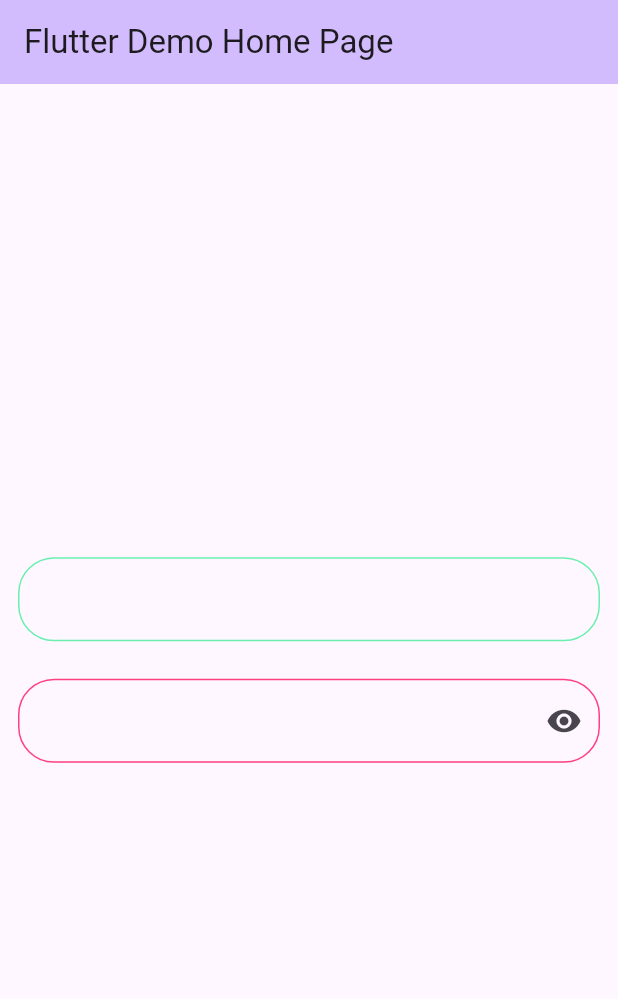
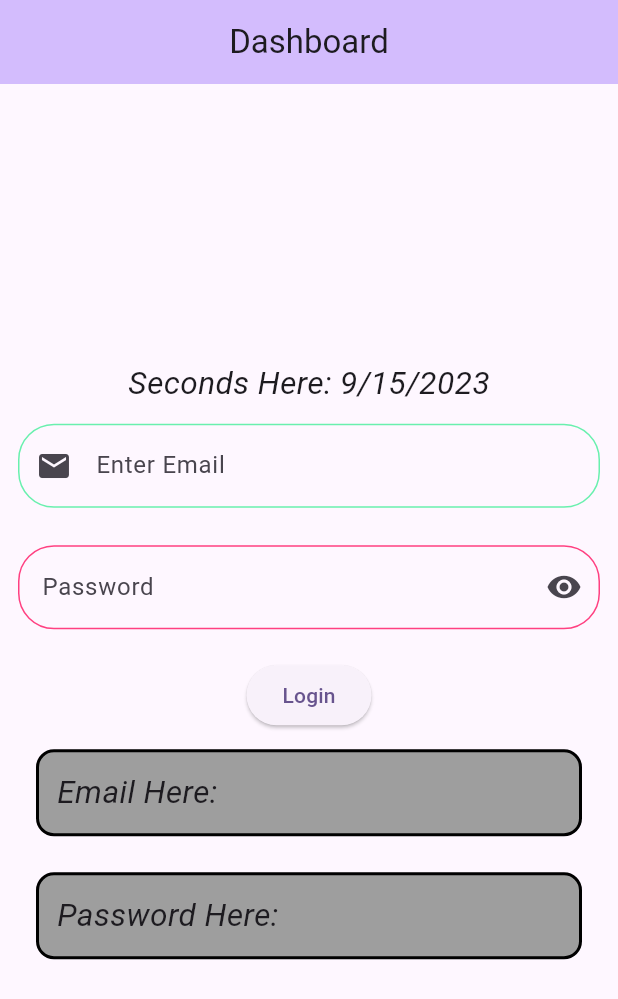
Before and after one commit to MohammadWaqarYounas/text_input_widgets_practice, a Flutter app: the screen it shows after launch, on a phone screen of 412 x 824 dp. Shown: the top 999 px of the screen. Run offline on Flutter 3.47's test engine with Material 2 defaults, Android fonts, the phone set to English and light mode, and no system bars.

Commit message:
added date and input option.

```diff
--- a/lib/main.dart
+++ b/lib/main.dart
@@ -1,5 +1,6 @@
 import 'package:flutter/gestures.dart';
 import 'package:flutter/material.dart';
+import 'package:intl/intl.dart';
 
 void main() {
   runApp(const MyApp());
@@ -13,11 +14,12 @@ class MyApp extends StatelessWidget {
   Widget build(BuildContext context) {
     return MaterialApp(
       title: 'Flutter Demo',
+      debugShowCheckedModeBanner: false,
       theme: ThemeData(
         colorScheme: ColorScheme.fromSeed(seedColor: Colors.deepPurple),
         useMaterial3: true,
       ),
-      home: const MyHomePage(title: 'Flutter Demo Home Page'),
+      home: const MyHomePage(title: 'Dashboard'),
     );
   }
 }
@@ -34,22 +36,42 @@ class MyHomePage extends StatefulWidget {
 class _MyHomePageState extends State<MyHomePage> {
   @override
   Widget build(BuildContext context) {
+
+    var emailText=TextEditingController();
+    var passText=TextEditingController();
+    var text1="";
+    var text2="";
+    var time=DateTime.now();
+
     return Scaffold(
       appBar: AppBar(
         backgroundColor: Theme.of(context).colorScheme.inversePrimary,
         title: Text(widget.title),
+        centerTitle: true,
       ),
       body: Center(
         child: Padding(
           padding: const EdgeInsets.all(12.0),
           child: Container(
-            width: double.maxFinite,
+            width: double.maxFinite,height: double.maxFinite,
+            child: Center(
+              child: SingleChildScrollView(
+                scrollDirection: Axis.vertical,
                 child: Column(
                   mainAxisAlignment: MainAxisAlignment.center,
                   children: [
+
+                    Container(
+                        margin: EdgeInsets.all(12),
+                        child: Text("Seconds Here: ${DateFormat("yMd").format(time)}", style: TextStyle(fontStyle: FontStyle.italic,fontSize: 21),)),
+
                     TextField(
                       enabled: true,
+                      controller: emailText,
+                      keyboardType: TextInputType.emailAddress,
                       decoration: InputDecoration(
+                        hintText: "Enter Email",
+                        prefixIcon: Icon(Icons.email),
                         focusedBorder: OutlineInputBorder(
                           borderRadius: BorderRadius.circular(24),
                           borderSide: BorderSide(
@@ -70,14 +92,19 @@ class _MyHomePageState extends State<MyHomePage> {
                         ),
                       ),
                     ),
-                Container(
+
+                    SizedBox(
                       width: double.infinity,
                       height: 25,
                     ),
+
                     TextField(
-
+                      controller: passText,
+                      obscureText: true,
+                      obscuringCharacter: "*",
                       decoration: InputDecoration(
-                    suffixText: "Hello",
+                        hintText: "Password",
+                        // suffixText: "Hello",
                          suffixIcon: IconButton(
                              icon: Icon(Icons.remove_red_eye),
                            onPressed: () {
@@ -89,11 +116,62 @@ class _MyHomePageState extends State<MyHomePage> {
                         ),
                         focusedBorder : OutlineInputBorder(
                           borderRadius: BorderRadius.circular(24),
-                      borderSide: BorderSide(color: Colors.deepOrangeAccent),
+                          borderSide: BorderSide(color: Colors.orange),
                         ),
                       ),
+                    ),
+
+                    Container(
+                      margin: EdgeInsets.only(top: 20),
+                      child: ElevatedButton(onPressed: (){
+
+                        print("Email here: ${emailText.text}   Password: ${passText.text}");
+                        text1=emailText.text;
+                        text2=passText.text;
+                        print("Text 1 : ${text1}   Text 2 : ${text2}");
+                        emailText.text="";
+                        passText.text="";
+
+                        setState(() {
+
+                        });
+
+                      }, child: Text("Login")),
+                    ),
+
+                    Container(
+                      width: double.infinity,
+                        margin: EdgeInsets.all(12),
+                        child: Padding(
+                          padding: const EdgeInsets.all(12.0),
+                          child: Text("Email Here: ${text1}", style: TextStyle(fontStyle: FontStyle.italic,fontSize: 21),),
+                        ),
+                        decoration: BoxDecoration(
+                          color: Colors.grey,
+                          borderRadius: BorderRadius.all(Radius.circular(12)),
+                          border: Border.all(
+                            color: Colors.black,
+                            width: 2,
                           )
+                        ),
+                    ),
+
+                    Container(
+                      width: double.infinity,
+                        margin: EdgeInsets.all(12),
+                        child: Padding(
+                          padding: const EdgeInsets.all(12.0),
+                          child: Text("Password Here: ${text2}", style: TextStyle(fontStyle: FontStyle.italic,fontSize: 21),),
+                        ),
+                      decoration: BoxDecoration(
+                        color: Colors.grey,
+                        border: Border.all(color: Colors.black,width: 2),
+                        borderRadius: BorderRadius.all(Radius.circular(12))
+                      ),
+                    ),
                   ],
+                ),
+              ),
             ),
           ),
         ),
--- a/pubspec.yaml
+++ b/pubspec.yaml
@@ -31,7 +31,6 @@ dependencies:
   flutter:
     sdk: flutter
 
-
   # The following adds the Cupertino Icons font to your application.
   # Use with the CupertinoIcons class for iOS style icons.
   cupertino_icons: ^1.0.2
@@ -46,6 +45,7 @@ dev_dependencies:
   # package. See that file for information about deactivating specific lint
   # rules and activating additional ones.
   flutter_lints: ^2.0.0
+  intl: ^0.18.1
 
 # For information on the generic Dart part of this file, see the
 # following page: https://dart.dev/tools/pub/pubspec
```
Also changed, not shown: pubspec.lock. Lines whose indentation alone changed are shown as unchanged.
